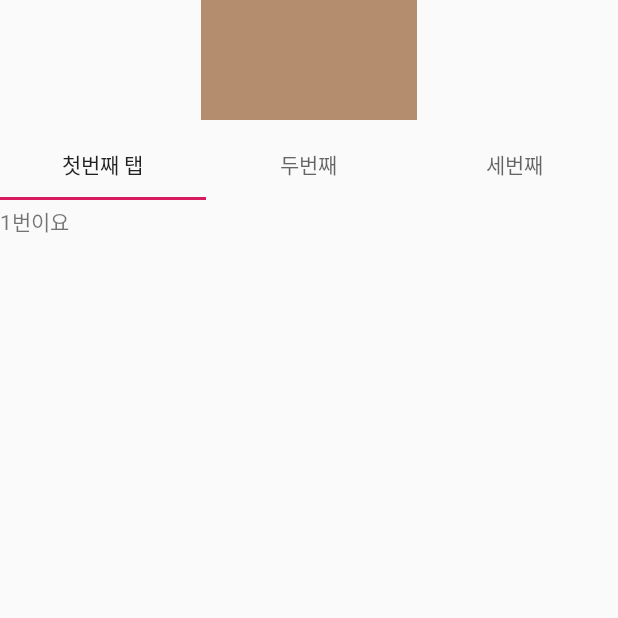
After one commit to HaeKang/DiaryProject, an Android app: the PageOneFragment screen opened directly, with no data from a screen before it, on a phone screen of 412 x 824 dp, the top half of it. The commit adds this screen. Run offline under Robolectric (Android 15) with nearby library versions, the phone set to English and light mode, and no system bars; libraries missing offline, so code that uses them is left out: com.muddzdev.styleabletoast.

Commit message:
Main Tab구현

```diff
--- a/app/build.gradle
+++ b/app/build.gradle
@@ -22,6 +22,7 @@ dependencies {
     implementation fileTree(dir: 'libs', include: ['*.jar'])
     implementation 'androidx.appcompat:appcompat:1.0.0-beta01'
     implementation 'androidx.constraintlayout:constraintlayout:1.1.2'
+    implementation 'androidx.legacy:legacy-support-v4:1.0.0-beta01'
     testImplementation 'junit:junit:4.12'
     androidTestImplementation 'androidx.test:runner:1.1.0-alpha4'
     androidTestImplementation 'androidx.test.espresso:espresso-core:3.1.0-alpha4'
@@ -29,4 +30,6 @@ dependencies {
     //새로 추가한 것
     implementation 'com.muddzdev:styleabletoast:2.2.2'
     implementation 'androidx.cardview:cardview:1.0.0'
+    implementation 'androidx.viewpager:viewpager:1.0.0'
+    implementation 'com.google.android.material:material:1.0.0'
 }
--- /dev/null
+++ b/app/src/main/java/com/example/diaryproject/Fragment/FragmentAdapter.java
@@ -0,0 +1,47 @@
+package com.example.diaryproject.Fragment;
+
+import androidx.fragment.app.Fragment;
+import androidx.fragment.app.FragmentManager;
+import androidx.fragment.app.FragmentPagerAdapter;
+
+public class FragmentAdapter extends FragmentPagerAdapter {
+
+    private static int PAGE_NUMBER = 3;
+
+    public FragmentAdapter(FragmentManager fm) {
+        super(fm);
+    }
+
+    @Override
+    public Fragment getItem(int position) {
+        switch (position){
+            case 0:
+                return PageOneFragment.newInstance();
+            case 1:
+                return PageTwoFragment.newInstance();
+            case 2:
+                return PageThreeFragment.newInstance();
+                default:
+                    return null;
+        }
+    }
+
+    @Override
+    public int getCount() {
+        return PAGE_NUMBER;
+    }
+
+    public CharSequence getPageTitle(int position){
+        switch (position){
+            case 0:
+                return "첫번째 탭";
+            case 1:
+                return "두번째";
+            case 2:
+                return "세번째";
+                default:
+                    return null;
+        }
+    }
+
+}
--- /dev/null
+++ b/app/src/main/java/com/example/diaryproject/Fragment/PageOneFragment.java
@@ -0,0 +1,40 @@
+package com.example.diaryproject.Fragment;
+
+
+import android.os.Bundle;
+
+import androidx.fragment.app.Fragment;
+
+import android.view.LayoutInflater;
+import android.view.View;
+import android.view.ViewGroup;
+
+import com.example.diaryproject.R;
+
+/**
+ * A simple {@link Fragment} subclass.
+ */
+public class PageOneFragment extends Fragment {
+
+
+    public PageOneFragment() {
+        // Required empty public constructor
+    }
+
+    public static PageOneFragment newInstance(){
+        Bundle args = new Bundle();
+
+        PageOneFragment fragment = new PageOneFragment();
+        fragment.setArguments(args);
+        return fragment;
+    }
+
+
+    @Override
+    public View onCreateView(LayoutInflater inflater, ViewGroup container,
+                             Bundle savedInstanceState) {
+        // Inflate the layout for this fragment
+        return inflater.inflate(R.layout.fragment_page_one, container, false);
+    }
+
+}
--- /dev/null
+++ b/app/src/main/java/com/example/diaryproject/Fragment/PageTwoFragment.java
@@ -0,0 +1,38 @@
+package com.example.diaryproject.Fragment;
+
+
+import android.os.Bundle;
+
+import androidx.fragment.app.Fragment;
+
+import android.view.LayoutInflater;
+import android.view.View;
+import android.view.ViewGroup;
+
+import com.example.diaryproject.R;
+
+/**
+ * A simple {@link Fragment} subclass.
+ */
+public class PageTwoFragment extends Fragment {
+
+
+    public PageTwoFragment() {
+        // Required empty public constructor
+    }
+
+    public static PageTwoFragment newInstance(){
+        Bundle args = new Bundle();
+        PageTwoFragment fragment = new PageTwoFragment();
+        fragment.setArguments(args);
+        return fragment;
+    }
+
+    @Override
+    public View onCreateView(LayoutInflater inflater, ViewGroup container,
+                             Bundle savedInstanceState) {
+        // Inflate the layout for this fragment
+        return inflater.inflate(R.layout.fragment_page_two, container, false);
+    }
+
+}
--- a/app/src/main/java/com/example/diaryproject/MainActivity.java
+++ b/app/src/main/java/com/example/diaryproject/MainActivity.java
@@ -1,14 +1,45 @@
 package com.example.diaryproject;
 
 import androidx.appcompat.app.AppCompatActivity;
+import androidx.fragment.app.FragmentPagerAdapter;
+import androidx.viewpager.widget.ViewPager;
 
 import android.os.Bundle;
+import android.widget.Toast;
+
+import com.example.diaryproject.Fragment.FragmentAdapter;
+import com.google.android.material.tabs.TabLayout;
+import com.muddzdev.styleabletoast.StyleableToast;
 
 public class MainActivity extends AppCompatActivity {
+
+    private ViewPager mViewPager;
+    private FragmentAdapter mAdapter;
+    private TabLayout mTab;
 
     @Override
     protected void onCreate(Bundle savedInstanceState) {
         super.onCreate(savedInstanceState);
         setContentView(R.layout.activity_main);
+
+        // 레이아웃 설정하기
+        mViewPager = findViewById(R.id.view_pager);
+        mAdapter = new FragmentAdapter(getSupportFragmentManager());
+        mViewPager.setAdapter(mAdapter);
+
+        mTab = findViewById(R.id.tabs);
+        mTab.setupWithViewPager(mViewPager);
+
+    }
+
+    //뒤로버튼 event
+    private long time = 0;
+    public void onBackPressed(){
+        if(System.currentTimeMillis()-time >= 2000){
+            time = System.currentTimeMillis();
+            StyleableToast.makeText(getApplicationContext(), "뒤로가기 버튼을 한번 더 누르면 종료합니다.", Toast.LENGTH_LONG,R.style.backtoast).show();
+        } else if(System.currentTimeMillis()-time < 2000){
+            finish();
+        }
     }
 }
--- a/app/src/main/res/layout/activity_main.xml
+++ b/app/src/main/res/layout/activity_main.xml
@@ -6,4 +6,36 @@
     android:layout_height="match_parent"
     tools:context=".MainActivity">
 
+    <ImageView
+        android:id="@+id/imageView3"
+        android:layout_width="144dp"
+        android:layout_height="80dp"
+        android:layout_marginStart="8dp"
+        android:layout_marginLeft="8dp"
+        android:layout_marginEnd="8dp"
+        android:layout_marginRight="8dp"
+        app:layout_constraintEnd_toEndOf="parent"
+        app:layout_constraintStart_toStartOf="parent"
+        app:layout_constraintTop_toTopOf="parent"
+        app:srcCompat="@color/colorPrimary" />
+
+    <com.google.android.material.tabs.TabLayout
+        android:id="@+id/tabs"
+        android:layout_width="match_parent"
+        android:layout_height="wrap_content"
+        android:layout_marginTop="5dp"
+        app:layout_constraintTop_toBottomOf="@+id/imageView3"
+        tools:layout_editor_absoluteX="0dp">
+
+    </com.google.android.material.tabs.TabLayout>
+
+    <androidx.viewpager.widget.ViewPager
+        android:id="@+id/view_pager"
+        android:layout_width="match_parent"
+        android:layout_height="wrap_content"
+        android:layout_below="@id/tabs"
+        android:layout_marginTop="3dp"
+        app:layout_constraintTop_toBottomOf="@+id/tabs"
+        tools:layout_editor_absoluteX="16dp" />
+
 </androidx.constraintlayout.widget.ConstraintLayout>
--- /dev/null
+++ b/app/src/main/res/layout/fragment_page_one.xml
@@ -0,0 +1,14 @@
+<?xml version="1.0" encoding="utf-8"?>
+<FrameLayout xmlns:android="http://schemas.android.com/apk/res/android"
+    xmlns:tools="http://schemas.android.com/tools"
+    android:layout_width="match_parent"
+    android:layout_height="match_parent"
+    tools:context=".Fragment.PageOneFragment">
+
+    <!-- TODO: Update blank fragment layout -->
+    <TextView
+        android:layout_width="match_parent"
+        android:layout_height="match_parent"
+        android:text="1번이요" />
+
+</FrameLayout>
--- a/app/src/main/res/values/colors.xml
+++ b/app/src/main/res/values/colors.xml
@@ -1,6 +1,6 @@
 <?xml version="1.0" encoding="utf-8"?>
 <resources>
-    <color name="colorPrimary">#008577</color>
+    <color name="colorPrimary">#B48D6E</color>
     <color name="colorPrimaryDark">#00574B</color>
     <color name="colorAccent">#D81B60</color>
 </resources>
--- a/app/src/main/res/values/strings.xml
+++ b/app/src/main/res/values/strings.xml
@@ -2,4 +2,7 @@
     <string name="app_name">DiaryProject</string>
     <string name="title_activity_sign_in">SignInActivity</string>
     <string name="sever">http://cutesami.cafe24.com</string>
+
+    <!-- TODO: Remove or change this placeholder text -->
+    <string name="hello_blank_fragment">Hello blank fragment</string>
 </resources>
```
Also changed, not shown: app/src/main/java/com/example/diaryproject/Fragment/PageThreeFragment.java (added, +39 -0 lines), app/src/main/res/layout/fragment_page_three.xml (added, +14 -0 lines), app/src/main/res/layout/fragment_page_two.xml (added, +14 -0 lines).
